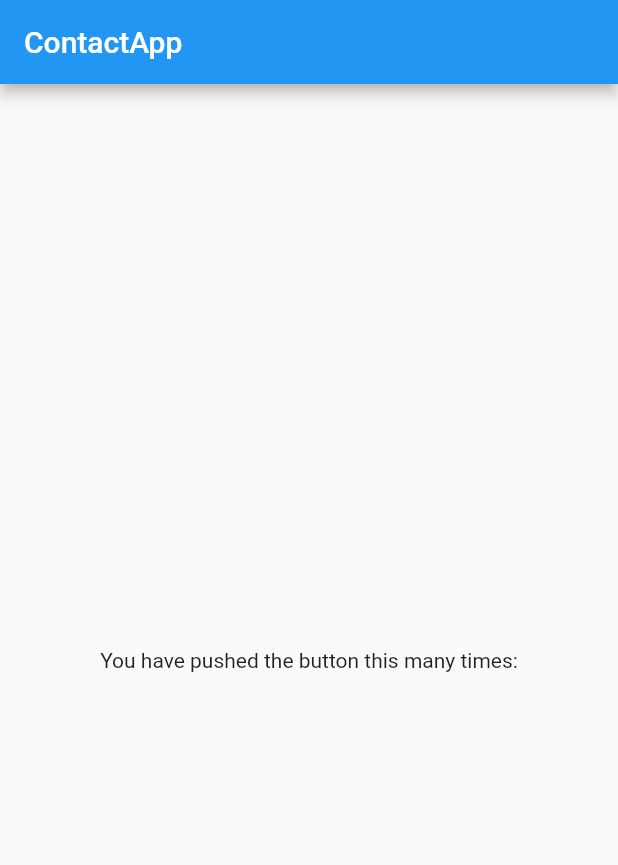
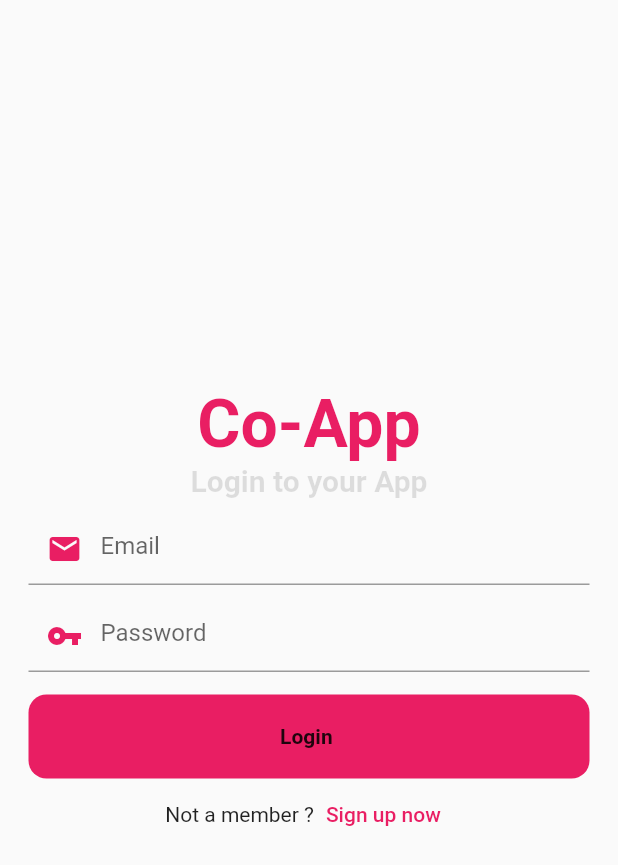
Before and after one commit to ShameelaDev/contact-application, a Flutter app: the screen it shows after launch, on a phone screen of 412 x 824 dp. Shown: the top 865 px of the screen. Run offline on Flutter 3.47's test engine with Material 2 defaults, Android fonts, the phone set to English and light mode, and no system bars; our stand-ins replace bloc, equatable.

Commit message:
DS-03: Login page

```diff
--- /dev/null
+++ b/lib/src/const/const.dart
@@ -0,0 +1,5 @@
+class string
+{
+  static const String Title='title';
+
+}
--- a/lib/src/my_app.dart
+++ b/lib/src/my_app.dart
@@ -9,9 +9,10 @@ class MyApp extends StatelessWidget {
     return MaterialApp(
       title: 'Flutter Demo',
       theme: ThemeData(
-        primarySwatch: Colors.blue,
+        primarySwatch: Colors.pink,
       ),
       home: const HomePage(title: 'Flutter Demo Home Page'),
+      debugShowCheckedModeBanner: false,
     );
   }
 }
--- a/lib/src/pages/home_page.dart
+++ b/lib/src/pages/home_page.dart
@@ -1,4 +1,5 @@
 import 'package:flutter/material.dart';
+import 'package:contact_application/src/pages/login_page.dart';
 
 class HomePage extends StatefulWidget {
   const HomePage({Key? key, required this.title}) : super(key: key);
@@ -10,26 +11,12 @@ class HomePage extends StatefulWidget {
 }
 
 class _HomePageState extends State<HomePage> {
-  int _counter = 0;
-
 
   @override
   Widget build(BuildContext context) {
     return Scaffold(
-      appBar: AppBar(
-        title: Text("ContactApp"),
-      ),
-      body: Center(
-        child: Column(
-          mainAxisAlignment: MainAxisAlignment.center,
-          children: <Widget>[
-            const Text(
-              'You have pushed the button this many times:',
-            ),
-
-          ],
-        ),
-      ),
+      resizeToAvoidBottomInset: true,
+      body: LoginPage()
     );
   }
 }
--- /dev/null
+++ b/lib/src/pages/login_page.dart
@@ -0,0 +1,87 @@
+import 'package:contact_application/src/pages/sign_up.dart';
+import 'package:flutter/material.dart';
+import 'package:flutter/services.dart';
+
+class LoginPage extends StatefulWidget {
+  const LoginPage({Key? key}) : super(key: key);
+
+  @override
+  State<LoginPage> createState() => _LoginPageState();
+}
+
+class _LoginPageState extends State<LoginPage> {
+  @override
+  Widget build(BuildContext context) {
+    return Padding(
+      padding: const EdgeInsets.all(19.0),
+      child: Column(
+        mainAxisAlignment: MainAxisAlignment.center,
+        crossAxisAlignment: CrossAxisAlignment.start,
+        children: [
+          Center(
+            child: Text(
+              "Co-App",
+              style: TextStyle(
+                  color: Colors.pink,
+                  fontSize: 44,
+                  fontWeight: FontWeight.bold
+              ),
+            ),
+          ),
+          Center(
+            child: Text("Login to your App",
+              style: TextStyle(
+                color:Colors.black12,
+                fontSize: 20.0,
+                fontWeight: FontWeight.bold
+              ),
+            ),
+          ),
+          SizedBox(height: 10,),
+          TextField(
+            keyboardType: TextInputType.emailAddress,
+            decoration: const InputDecoration(
+              hintText: "Email",
+              prefixIcon: Icon(Icons.mail,color:Colors.pink)
+            ),
+          ),
+          SizedBox(height: 10,),
+          TextField(
+            obscureText:true ,
+            decoration: const InputDecoration(
+              hintText: "Password",
+              prefixIcon: Icon(Icons.vpn_key,color: Colors.pink,)
+
+            ),
+          ),
+
+          SizedBox(height: 15,),
+          Container(
+            width: double.infinity,
+            child: RawMaterialButton(
+              fillColor: Colors.pink,
+              elevation: 0.0,
+              padding: EdgeInsets.symmetric(vertical:20.0),
+              shape: RoundedRectangleBorder(
+                borderRadius: BorderRadius.circular(12.0)
+              ),
+              onPressed: (){},
+              child: Text("Login ",
+                  style: TextStyle(
+                    fontWeight:FontWeight.bold,)),
+            ),
+          ),
+          Row(
+              mainAxisAlignment: MainAxisAlignment.center ,
+              children: [
+              Text("Not a member ?"),
+              TextButton(onPressed: (){
+                Navigator.push(context, MaterialPageRoute(builder: (context)=>SignUp()));
+              }, child: Text("Sign up now"))
+            ],
+          )
+        ],
+      ),
+    );
+  }
+}
--- a/pubspec.yaml
+++ b/pubspec.yaml
@@ -60,7 +60,9 @@ flutter:
   uses-material-design: true
 
   # To add assets to your application, add an assets section, like this:
-  # assets:
+assets:
+  - images/co.jpeg
+
   #   - images/a_dot_burr.jpeg
   #   - images/a_dot_ham.jpeg
 
```
Also changed, not shown: lib/src/pages/sign_up.dart (added, +191 -0 lines), assets/images/co.jpg (added).
